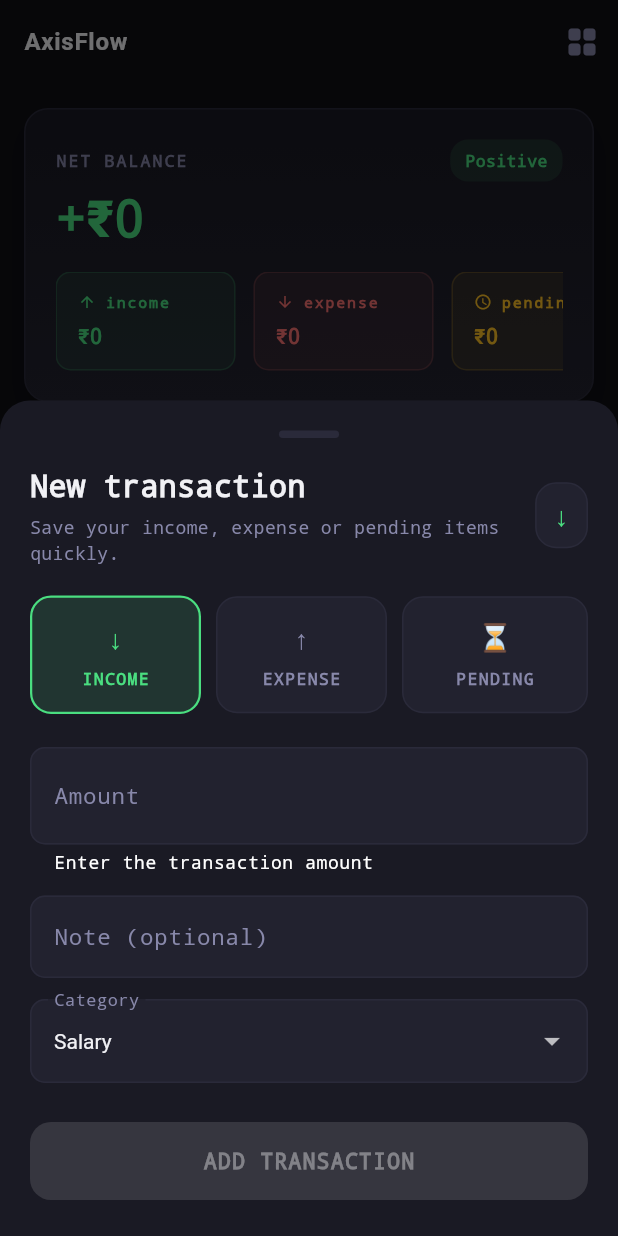
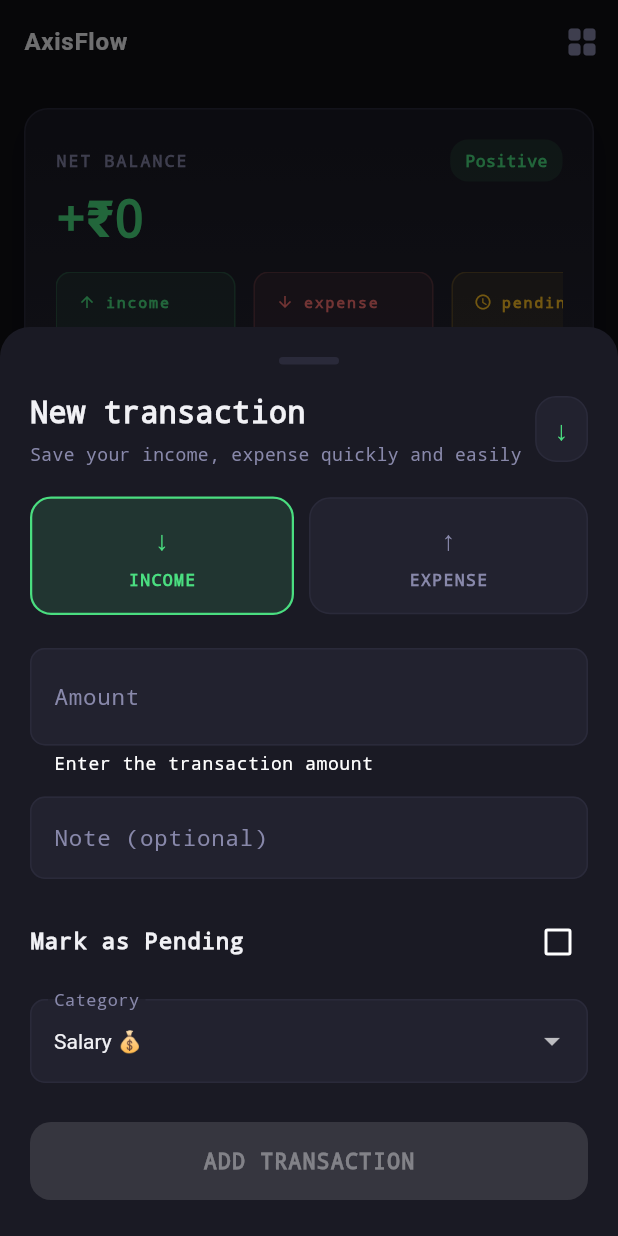
Before and after one commit to Chinmay20-09/AxisFlow, a Flutter app: the screen it shows after launch, after a tap on "Bar Chart", after a tap on "ADD", on a phone screen of 412 x 824 dp. Run offline on Flutter 3.47's test engine with Material 3 defaults, Android fonts, the phone set to English and light mode, and no system bars; drawn by our look-alikes of fl_chart; our stand-ins replace hive, hive_flutter; accounts and stored records are empty.

Commit message:
changed pending from transaction type to transactionstate

```diff
--- a/lib/UI/screens/add_transaction_sheet.dart
+++ b/lib/UI/screens/add_transaction_sheet.dart
@@ -8,44 +8,34 @@ import 'dart:math';
 
 // ignore: constant_identifier_names
 const List<String> k_inCategories = [
-  'Salary',
-  'Freelance',
-  'Business',
-  'Investment',
-  'Gift',
-  'Refund',
-  'Bonus',
-  'Rental',
-  'Scholarship',
-  'Other',
+  'Salary 💰',
+  'Freelance 💻',
+  'Business 🏢',
+  'Investment 💼',
+  'Gift 🎁',
+  'Refund 💸',
+  'Bonus 🎉',
+  'Rental 🏠',
+  'Scholarship 🎓',
+  'Other 🔄',
 ];
 
 // ignore: constant_identifier_names
 const List<String> k_exCategories = [
-  'Food',
-  'Transport',
-  'Bills',
-  'Shopping',
-  'Health',
-  'Education',
-  'Entertainment',
-  'Travel',
-  'Subscription',
-  'Rent',
-  'EMI',
-  'Family',
-  'Personal',
-  'Other',
-];
-
-// ignore: constant_identifier_names
-const List<String> k_peCategories = [
-  'Borrowed',
-  'Lent',
-  'Awaiting Payment',
-  'Pending Salary',
-  'Subscription Due',
-  'Other',
+  'Food 🍽️',
+  'Transport 🚗',
+  'Bills 💳',
+  'Shopping 🛍️',
+  'Health 🏥',
+  'Education 📚',
+  'Entertainment 🎬',
+  'Travel 🌍',
+  'Subscription 💳',
+  'Rent 🏠',
+  'EMI 💸',
+  'Family 👨‍👩‍👧‍👦',
+  'Personal 🧑',
+  'Other 🔄'
 ];
 
 class AddTransactionSheet extends StatefulWidget {
@@ -69,6 +59,7 @@ class _AddTransactionSheetState extends State<AddTransactionSheet> {
   TransactionType _type = TransactionType.income;
   late String _category;
   bool _saving = false;
+  bool _isPending = false;
 
   bool get _canSave {
     final value = double.tryParse(_amountCtrl.text.trim());
@@ -85,6 +76,7 @@ class _AddTransactionSheetState extends State<AddTransactionSheet> {
       _noteCtrl.text = e.note;
       _type = e.type;
       _category = e.category;
+      _isPending = e.state == TransactionState.pending;
     }
   }
 
@@ -94,8 +86,6 @@ class _AddTransactionSheetState extends State<AddTransactionSheet> {
         return k_inCategories;
       case TransactionType.expense:
         return k_exCategories;
-      case TransactionType.pending:
-        return k_peCategories;
     }
   }
 
@@ -148,7 +138,7 @@ class _AddTransactionSheetState extends State<AddTransactionSheet> {
                     ),
                     const SizedBox(height: 4),
                     const Text(
-                      'Save your income, expense or pending items quickly.',
+                      'Save your income, expense quickly and easily',
                       style: TextStyle(
                         color: AppTheme.textSecondary,
                         fontSize: 12,
@@ -272,6 +262,25 @@ class _AddTransactionSheetState extends State<AddTransactionSheet> {
           ),
           const SizedBox(height: 14),
 
+          CheckboxListTile(
+          value: _isPending,
+          onChanged: (v) {
+          setState(() {
+            _isPending = v ?? false;
+          });
+        },
+          activeColor: AppTheme.typeColor(_type),
+          contentPadding: EdgeInsets.zero,
+          title: const Text(
+          'Mark as Pending',
+          style: TextStyle(
+          color: AppTheme.textPrimary,
+          fontWeight: FontWeight.w600,
+    ),
+  ),
+),
+const SizedBox(height: 10),
+
           DropdownButtonFormField<String>(
             initialValue: _category,
             dropdownColor: AppTheme.surfaceAlt,
@@ -332,6 +341,9 @@ class _AddTransactionSheetState extends State<AddTransactionSheet> {
       t.type = _type;
       t.note = _noteCtrl.text.trim();
       t.category = _category;
+      t.state = _isPending
+    ? TransactionState.pending
+    : TransactionState.completed;
       await widget.controller.update(t);
     } else {
       final t = Transaction(
@@ -341,6 +353,9 @@ class _AddTransactionSheetState extends State<AddTransactionSheet> {
         note: _noteCtrl.text.trim(),
         category: _category,
         createdAt: DateTime.now(),
+        state: _isPending
+    ? TransactionState.pending
+    : TransactionState.completed,
       );
       await widget.controller.add(t);
     }
@@ -365,8 +380,6 @@ class _AddTransactionSheetState extends State<AddTransactionSheet> {
         return '↓';
       case TransactionType.expense:
         return '↑';
-      case TransactionType.pending:
-        return '⏳';
     }
   }
 
--- a/lib/UI/screens/home_screen.dart
+++ b/lib/UI/screens/home_screen.dart
@@ -4,17 +4,18 @@ import '../../controller/transaction_controller.dart';
 import '../../data/transaction_model.dart';
 import '../app_theme.dart';
 import '../widgets/summary_card.dart';
-import '../widgets/Bar_Chart.dart';
+import '../widgets/barchart.dart';
 import '../widgets/transaction_tile.dart';
 import 'add_transaction_sheet.dart';
 import 'category_screen.dart';
-import '../widgets/line_chart.dart';
+import '../widgets/linechart.dart';
 
 enum _ChartType { line, bar }
 
 class HomeScreen extends StatefulWidget {
   final TransactionController controller;
   const HomeScreen({super.key, required this.controller});
+
 
   @override
   State<HomeScreen> createState() => _HomeScreenState();
@@ -68,8 +69,8 @@ class _HomeScreenState extends State<HomeScreen> {
                 _chartToggle(),
                 const SizedBox(height: 18),
                 _chartType == _ChartType.line
-                    ? Line_Chart(data: widget.controller.weeklyData)
-                    : Bar_Chart(data: widget.controller.weeklyData),
+                    ? linechart(data: widget.controller.weeklyData)
+                    : barchart(data: widget.controller.weeklyData),
                 const SizedBox(height: 18),
                 _filterChips(txns),
                 const SizedBox(height: 20),
@@ -227,7 +228,6 @@ class _HomeScreenState extends State<HomeScreen> {
       null,
       TransactionType.income,
       TransactionType.expense,
-      TransactionType.pending,
     ];
     return SingleChildScrollView(
       scrollDirection: Axis.horizontal,
--- a/lib/UI/widgets/Bar_Chart.dart
+++ b/lib/UI/widgets/barchart.dart
@@ -1,13 +1,14 @@
-// lib/ui/widgets/bar_chart.dart
+
 import 'package:flutter/material.dart';
 import 'package:fl_chart/fl_chart.dart';
 import 'package:intl/intl.dart';
 import '../app_theme.dart';
 
-class Bar_Chart extends StatelessWidget {
+// ignore: camel_case_types
+class barchart extends StatelessWidget {
   final List<Map<String, dynamic>> data;
 
-  const Bar_Chart({super.key, required this.data});
+  const barchart({super.key, required this.data});
 
   @override
   Widget build(BuildContext context) {
--- a/lib/UI/widgets/line_chart.dart
+++ b/lib/UI/widgets/linechart.dart
@@ -4,10 +4,11 @@ import 'package:fl_chart/fl_chart.dart';
 import 'package:intl/intl.dart';
 import '../app_theme.dart';
 
-class Line_Chart extends StatelessWidget {
+// ignore: camel_case_types
+class linechart extends StatelessWidget {
   final List<Map<String, dynamic>> data;
 
-  const Line_Chart({super.key, required this.data});
+  const linechart({super.key, required this.data});
 
   @override
   Widget build(BuildContext context) {
@@ -55,37 +56,32 @@ class Line_Chart extends StatelessWidget {
           ),
         ],
       ),
-      child: Column(
+      child:Column(
   crossAxisAlignment: CrossAxisAlignment.start,
   children: [
-          // Header row
-          Row(
-            children: [
-              Container(
-                padding: const EdgeInsets.all(6),
-                decoration: BoxDecoration(
-                  color: AppTheme.income.withValues(alpha: 0.14),
-                  borderRadius: BorderRadius.circular(10),
-                ),
-                child: const Icon(Icons.show_chart, size: 16, color: AppTheme.income),
-              ),
-              const SizedBox(width: 10),
+
     const Text(
       'LAST 7 DAYS',
       style: TextStyle(
         color: AppTheme.textSecondary,
-                  fontSize: 11,
-                  letterSpacing: 1.4,
+        fontSize: 13,
+        letterSpacing: 3,
         fontWeight: FontWeight.w600,
       ),
     ),
-              const Spacer(),
+    SingleChildScrollView(
+  scrollDirection: Axis.horizontal,
+  child: Row(
+    children: [
       _legend('Income', AppTheme.income),
-              const SizedBox(width: 10),
+      const SizedBox(width: 14),
+
       _legend('Expense', AppTheme.expense),
-              const SizedBox(width: 10),
-              _legend('Net', AppTheme.pending),
+      const SizedBox(width: 14),
+
+      _legend('Pending', AppTheme.pending),
     ],
+  ),
 ),
 
     const SizedBox(height: 20),
@@ -118,6 +114,7 @@ class Line_Chart extends StatelessWidget {
                     tooltipBorderRadius: BorderRadius.circular(10),
                     fitInsideHorizontally: true,
                     fitInsideVertically: true,
+
                     getTooltipItems: (spots) {
                       final labels = ['Income', 'Expense', 'Net'];
                       final colors = [AppTheme.income, AppTheme.expense, AppTheme.pending];
--- a/lib/UI/widgets/transaction_tile.dart
+++ b/lib/UI/widgets/transaction_tile.dart
@@ -177,8 +177,6 @@ class TransactionTile extends StatelessWidget {
         return '↓';
       case TransactionType.expense:
         return '↑';
-      case TransactionType.pending:
-        return '⏳';
     }
   }
 
--- a/lib/controller/transaction_controller.dart
+++ b/lib/controller/transaction_controller.dart
@@ -45,16 +45,29 @@ class TransactionController extends ChangeNotifier {
 
   // Summary
   double get totalincome => _transactions
-      .where((t) => t.type == TransactionType.income)
-      .fold(0, (s, t) => s + t.amount);
+    .where((t) =>
+        t.type == TransactionType.income &&
+        t.state == TransactionState.completed)
+    .fold(0.0, (s, t) => s + t.amount);
+  double get totalexpense => _transactions
+      .where((t) =>
+          t.type == TransactionType.expense &&
+          t.state == TransactionState.completed)
+      .fold(0.0, (s, t) => s + t.amount);
+  double get totalPending {
+  return _transactions
+      .where((t) => t.state == TransactionState.pending)
+      .fold(0.0, (sum, t) => sum + t.amount);
+}
+List<Transaction> get completedTransactions =>
+    _transactions
+        .where((t) => t.state == TransactionState.completed)
+        .toList();
+List<Transaction> get pendingTransactions =>
+    _transactions
+        .where((t) => t.state == TransactionState.pending)
+        .toList();
 
-  double get totalexpense => _transactions
-      .where((t) => t.type == TransactionType.expense)
-      .fold(0, (s, t) => s + t.amount);
-
-  double get totalPending => _transactions
-      .where((t) => t.type == TransactionType.pending)
-      .fold(0, (s, t) => s + t.amount);
 
   double get net => totalincome - totalexpense;
 
@@ -68,9 +81,23 @@ class TransactionController extends ChangeNotifier {
         t.createdAt.month == day.month &&
         t.createdAt.day == day.day,
       );
-      final income = dayTxns.where((t) => t.type == TransactionType.income).fold(0.0, (s, t) => s + t.amount);
-      final expense = dayTxns.where((t) => t.type == TransactionType.expense).fold(0.0, (s, t) => s + t.amount);
-      return {'day': day, 'income': income, 'expense': expense};
+     final income = dayTxns
+    .where((t) =>
+        t.type == TransactionType.income &&
+        t.state == TransactionState.completed)
+    .fold(0.0, (s, t) => s + t.amount);
+
+final expense = dayTxns
+    .where((t) =>
+        t.type == TransactionType.expense &&
+        t.state == TransactionState.completed)
+    .fold(0.0, (s, t) => s + t.amount);
+
+return {
+  'day': day,
+  'income': income,
+  'expense': expense,
+};
     });
   }
 }
--- a/lib/data/transaction_db.dart
+++ b/lib/data/transaction_db.dart
@@ -10,6 +10,7 @@ class TransactionDB {
     await Hive.initFlutter();
     Hive.registerAdapter(TransactionTypeAdapter());
     Hive.registerAdapter(TransactionAdapter());
+    Hive.registerAdapter(TransactionStateAdapter());
     _box = await Hive.openBox<Transaction>(_boxName);
   }
 
--- a/lib/data/transaction_model.dart
+++ b/lib/data/transaction_model.dart
@@ -9,8 +9,6 @@ enum TransactionType {
   income,
   @HiveField(1)
   expense,
-  @HiveField(2)
-  pending,
 }
 
 @HiveType(typeId: 1)
@@ -33,6 +31,9 @@ class Transaction extends HiveObject {
   @HiveField(5)
   DateTime createdAt;
 
+  @HiveField(6)
+  TransactionState state;
+
   Transaction({
     required this.id,
     required this.amount,
@@ -40,11 +41,14 @@ class Transaction extends HiveObject {
     required this.note,
     required this.category,
     required this.createdAt,
+    required this.state,
   });
 
   bool get isEditable {
-    return DateTime.now().difference(createdAt).inMinutes < 60;
-  }
+  if (state == TransactionState.pending) return true;
+
+  return DateTime.now().difference(createdAt).inMinutes < 60;
+}
 
   String get typeLabel {
     switch (type) {
@@ -52,12 +56,20 @@ class Transaction extends HiveObject {
         return 'income';
       case TransactionType.expense:
         return 'expense';
-      case TransactionType.pending:
-        return 'Pending';
     }
   }
 
   bool get isIncome => type == TransactionType.income;
   bool get isExpense => type == TransactionType.expense;
-  bool get isPending => type == TransactionType.pending;
+
 }
+
+@HiveType(typeId: 2)
+enum TransactionState {
+  @HiveField(0)
+  completed,
+  @HiveField(1)
+  pending,
+  @HiveField(2)
+  forfeited,
+}
--- a/pubspec.yaml
+++ b/pubspec.yaml
@@ -31,13 +31,14 @@ dependencies:
   fl_chart: ^1.2.0
   hive: ^2.2.3
   hive_flutter: ^1.1.0
+  flutter_lints: ^6.0.0
+  hive_generator: ^2.0.1
+  build_runner: ^2.4.9
 
 dev_dependencies:
   flutter_test:
     sdk: flutter
   flutter_launcher_icons: ^0.13.1
-
-  flutter_lints: ^6.0.0
 
 flutter:
 
```
Also changed, not shown: lib/data/transaction_model.g.dart, pubspec.lock, 2 other files. Lines whose indentation alone changed are shown as unchanged.
